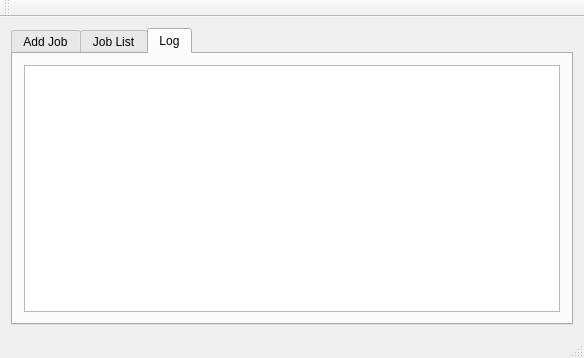
Qt form src/mainwindow.ui (sora7/kiririn) before a commit.
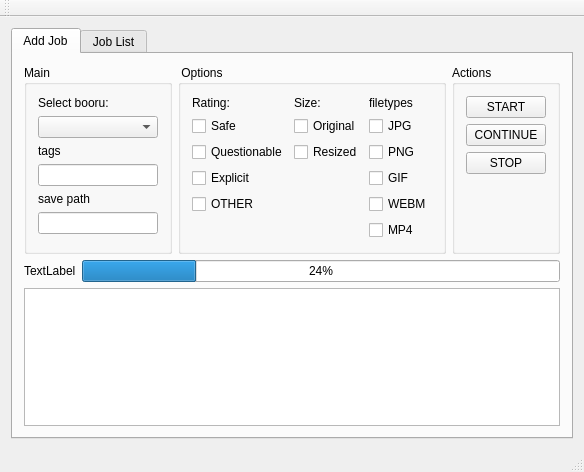
The same form after that commit. The open tabs and pages were chosen to show the change.

Commit message: log panel to first tab

Diff of the .ui file:
```diff
--- a/src/mainwindow.ui
+++ b/src/mainwindow.ui
@@ -6,8 +6,8 @@
    <rect>
     <x>0</x>
     <y>0</y>
-    <width>564</width>
-    <height>358</height>
+    <width>535</width>
+    <height>472</height>
    </rect>
   </property>
   <property name="windowTitle">
@@ -307,6 +307,9 @@
           </item>
          </layout>
         </item>
+        <item>
+         <widget class="QPlainTextEdit" name="plainTextEdit_LOG"/>
+        </item>
        </layout>
       </widget>
       <widget class="QWidget" name="tab_2">
@@ -319,16 +322,6 @@
         </item>
        </layout>
       </widget>
-      <widget class="QWidget" name="tab_3">
-       <attribute name="title">
-        <string>Log</string>
-       </attribute>
-       <layout class="QVBoxLayout" name="verticalLayout_8">
-        <item>
-         <widget class="QPlainTextEdit" name="plainTextEdit_LOG"/>
-        </item>
-       </layout>
-      </widget>
      </widget>
     </item>
    </layout>
```
Left out of the diff: 2 changed lines with no effect on the pictures. The commit also changes 4 other files.
